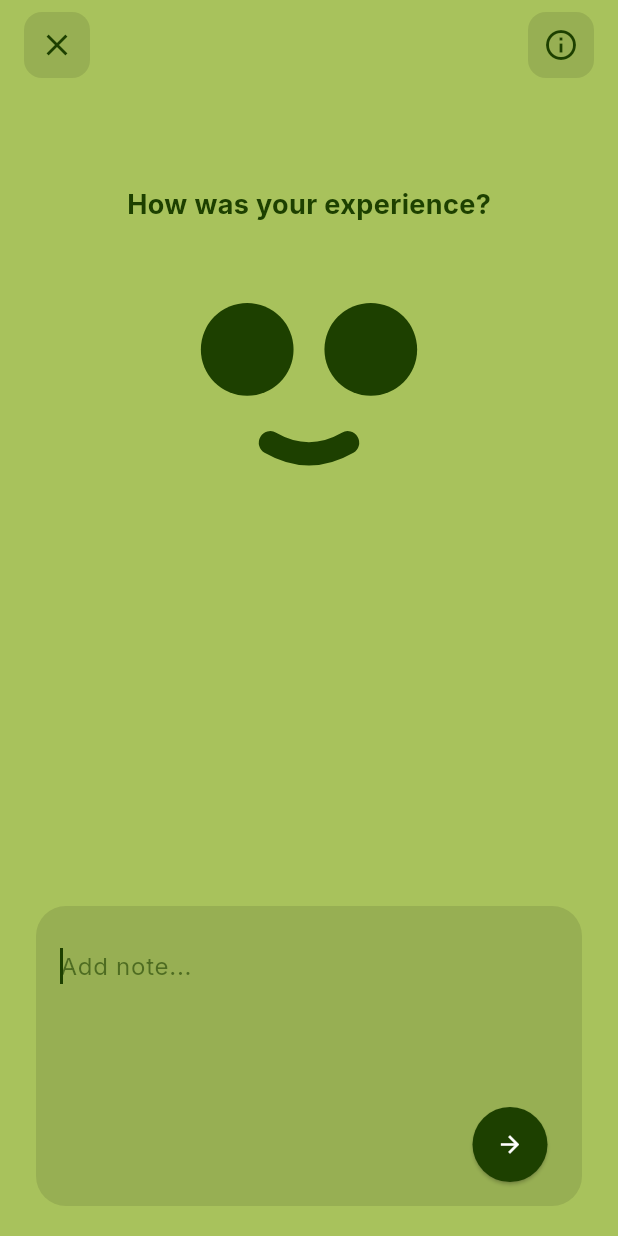
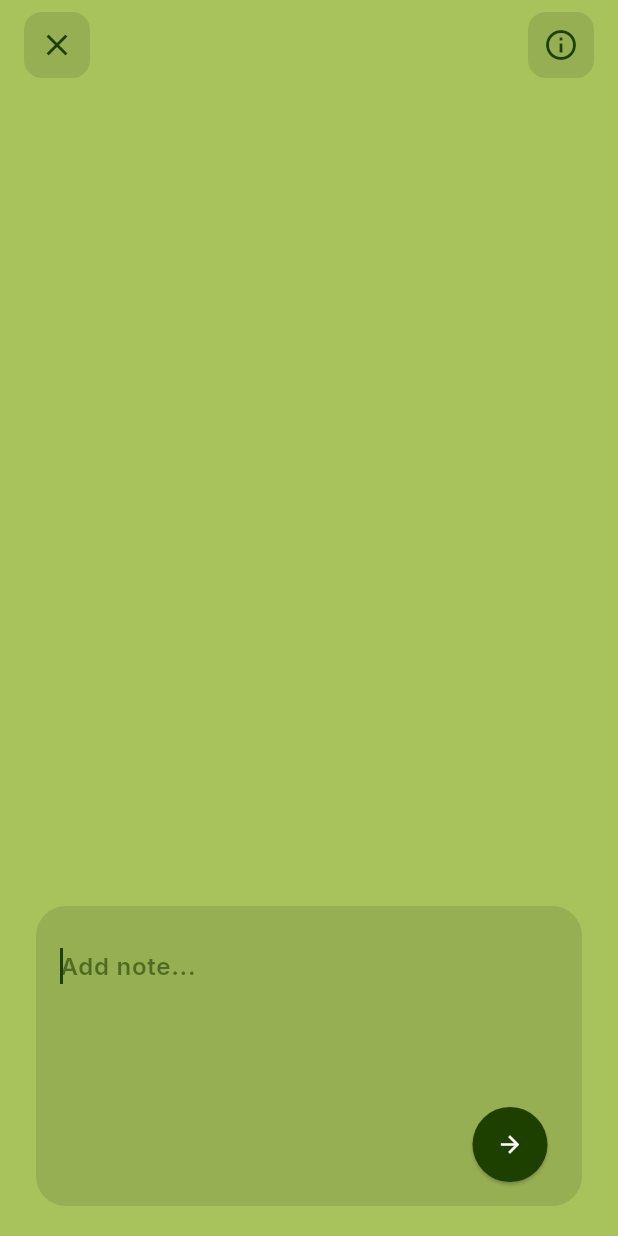
Before and after one commit to Ionic-Errrrs-Code/animated-app-rating-screen, a Flutter app: the screen it shows after launch, after a tap on "Add notes", on a phone screen of 412 x 824 dp. Run offline on Flutter 3.47's test engine with Material 3 defaults, Android fonts, the phone set to English and light mode, and no system bars; our stand-ins replace google_fonts.

Commit message:
Refactor rate experience screen layout and improve text styling
Co-authored-by: w7core <w7core@gmail.com>

```diff
--- a/lib/screens/rate_experience_screen.dart
+++ b/lib/screens/rate_experience_screen.dart
@@ -58,30 +58,20 @@ class _RateExperienceScreenState extends State<RateExperienceScreen> {
 
         return Scaffold(
           resizeToAvoidBottomInset: true, // Important for keyboard
-          body: AnimatedContainer(
+          body: GestureDetector(
+            behavior: HitTestBehavior.opaque,
+            onTap: () => FocusScope.of(context).unfocus(),
+            child: AnimatedContainer(
               duration: const Duration(milliseconds: 300),
               color: colors['background'],
               child: Stack(
                 children: [
-                // --- TOP BUTTONS ---
-                SafeArea(
-                  child: Padding(
-                    padding: const EdgeInsets.symmetric(horizontal: 16, vertical: 8),
-                    child: Row(
-                      mainAxisAlignment: MainAxisAlignment.spaceBetween,
-                      children: [
-                        _TopIconButton(icon: Icons.close, color: darkColor, onTap: () {}),
-                        _TopIconButton(icon: Icons.info_outline, color: darkColor, onTap: () {}),
-                      ],
-                    ),
-                  ),
-                ),
-
                   // --- MAIN CONTENT AREA ---
+                  if (!isNoteView)
                     AnimatedPositioned(
                       duration: const Duration(milliseconds: 400),
                       curve: Curves.easeInOut,
-                  top: isNoteView ? screenHeight * 0.15 : screenHeight * 0.25,
+                      top: screenHeight * 0.25,
                       left: 0,
                       right: 0,
                       child: Column(
@@ -148,7 +138,22 @@ class _RateExperienceScreenState extends State<RateExperienceScreen> {
                             ],
                           ),
                   ),
+
+                  // --- TOP BUTTONS (kept on top of everything) ---
+                  SafeArea(
+                    child: Padding(
+                      padding: const EdgeInsets.symmetric(horizontal: 16, vertical: 8),
+                      child: Row(
+                        mainAxisAlignment: MainAxisAlignment.spaceBetween,
+                        children: [
+                          _TopIconButton(icon: Icons.close, color: darkColor, onTap: () {}),
+                          _TopIconButton(icon: Icons.info_outline, color: darkColor, onTap: () {}),
                         ],
+                      ),
+                    ),
+                  ),
+                ],
+              ),
             ),
           ),
         );
--- a/lib/widgets/experience_slider.dart
+++ b/lib/widgets/experience_slider.dart
@@ -123,7 +123,7 @@ class _ExperienceSliderState extends State<ExperienceSlider> with TickerProvider
               Row(
                 mainAxisAlignment: MainAxisAlignment.spaceBetween,
                 children: ['Bad', 'Not bad', 'Good']
-                    .map((label) => Text(label, style: TextStyle(color: widget.darkColor, fontSize: 14, fontWeight: FontWeight.w500)))
+                    .map((label) => Text(label, style: TextStyle(color: widget.darkColor, fontSize: 14, fontWeight: FontWeight.bold)))
                     .toList(),
               ),
             ],
--- a/lib/widgets/note_input_view.dart
+++ b/lib/widgets/note_input_view.dart
@@ -31,10 +31,10 @@ class NoteInputView extends StatelessWidget {
                 maxLines: null, // Allows multiline input
                 keyboardType: TextInputType.multiline,
                 cursorColor: darkColor,
-                style: TextStyle(color: darkColor, fontSize: 16),
+                style: TextStyle(color: darkColor, fontSize: 16, fontWeight: FontWeight.bold),
                 decoration: InputDecoration(
                   hintText: 'Add note...',
-                  hintStyle: TextStyle(color: darkColor.withValues(alpha: 0.6)),
+                  hintStyle: TextStyle(color: darkColor.withValues(alpha: 0.6), fontWeight: FontWeight.w600),
                   border: InputBorder.none,
                 ),
               ),
```
Lines whose indentation alone changed are shown as unchanged.
